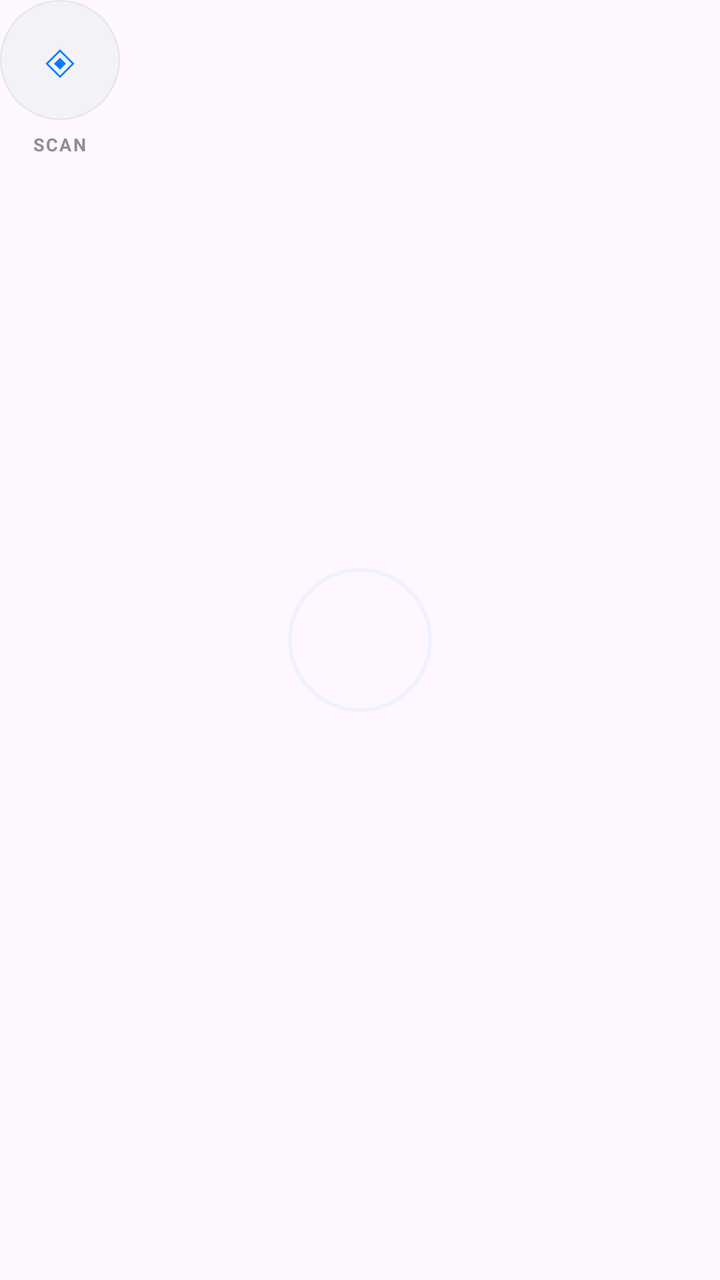
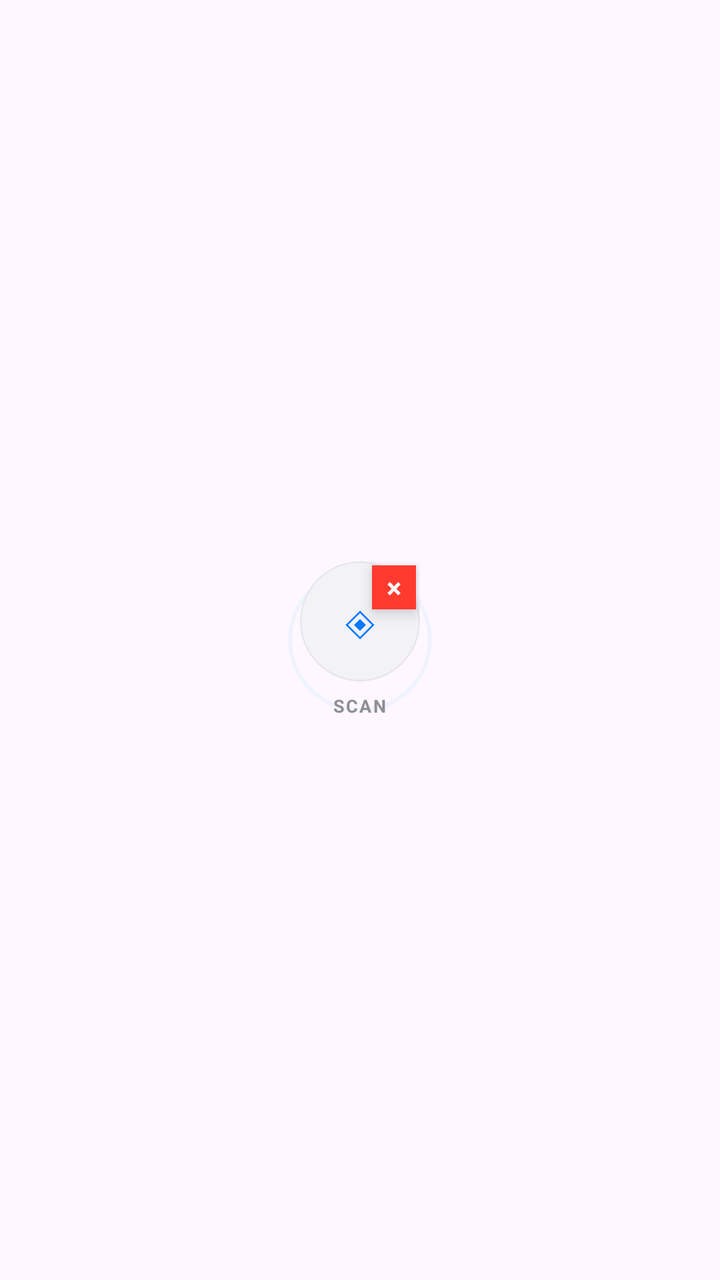

Screens rendered from an Android XML layout before and after an edit, with the pre-edit source and the edit as a unified diff.
<!-- AndroidManifest.xml: application theme Theme.ScamShield -->
<!-- res/layout/view_floating_widget.xml -->
<?xml version="1.0" encoding="utf-8"?>
<FrameLayout xmlns:android="http://schemas.android.com/apk/res/android"
    xmlns:app="http://schemas.android.com/apk/res-auto"
    android:layout_width="wrap_content"
    android:layout_height="wrap_content">

    
    <View
        android:id="@+id/pulseRing"
        android:layout_width="72dp"
        android:layout_height="72dp"
        android:layout_gravity="center"
        android:background="@drawable/pulse_ring"
        android:alpha="0.35"/>

    
    <LinearLayout
        android:orientation="vertical"
        android:gravity="center"
        android:layout_width="wrap_content"
        android:layout_height="wrap_content">

        <com.google.android.material.card.MaterialCardView
            android:id="@+id/bubble"
            android:layout_width="60dp"
            android:layout_height="60dp"
            android:elevation="8dp"
            app:cardCornerRadius="30dp"
            app:cardBackgroundColor="#FFFFFF"
            app:strokeWidth="0.5dp"
            app:strokeColor="#E5E5EA">

            <FrameLayout
                android:layout_width="match_parent"
                android:layout_height="match_parent"
                android:background="@drawable/ios_bubble_bg">

                <TextView
                    android:layout_width="match_parent"
                    android:layout_height="match_parent"
                    android:gravity="center"
                    android:text="◈"
                    android:textSize="24sp"
                    android:textColor="#007AFF"
                    android:fontFamily="sans-serif-medium"/>
            </FrameLayout>
        </com.google.android.material.card.MaterialCardView>

        <TextView
            android:layout_width="wrap_content"
            android:layout_height="wrap_content"
            android:text="SCAN"
            android:textSize="9sp"
            android:textStyle="bold"
            android:letterSpacing="0.08"
            android:textColor="#8E8E93"
            android:layout_marginTop="6dp"/>
    </LinearLayout>

    
    <com.google.android.material.card.MaterialCardView
        android:id="@+id/floatResultCard"
        android:visibility="gone"
        android:layout_width="320dp"
        android:layout_height="wrap_content"
        android:layout_marginTop="86dp"
        app:cardCornerRadius="12dp"
        app:cardElevation="8dp"
        app:strokeWidth="0.5dp"
        app:strokeColor="#E5E5EA">

        <LinearLayout
            android:orientation="vertical"
            android:layout_width="match_parent"
            android:layout_height="wrap_content">

            <LinearLayout
                android:orientation="horizontal"
                android:gravity="center_vertical"
                android:padding="12dp"
                android:background="#FFFFFF"
                android:layout_width="match_parent"
                android:layout_height="wrap_content">

                <TextView
                    android:layout_width="28dp"
                    android:layout_height="28dp"
                    android:background="@color/ios_blue"
                    android:gravity="center"
                    android:text="◈"
                    android:textSize="12sp"
                    android:textColor="#FFFFFF" />

                <LinearLayout
                    android:orientation="vertical"
                    android:layout_marginStart="10dp"
                    android:layout_width="0dp"
                    android:layout_weight="1"
                    android:layout_height="wrap_content">

                    <TextView
                        android:id="@+id/floatOverallRisk"
                        android:textSize="13sp"
                        android:textStyle="bold"
                        android:textColor="#000000"
                        android:letterSpacing="-0.01"
                        android:layout_width="wrap_content"
                        android:layout_height="wrap_content"/>

                    <TextView
                        android:text="ScamShield • On-device"
                        android:textSize="11sp"
                        android:textColor="#8E8E93"
                        android:layout_width="wrap_content"
                        android:layout_height="wrap_content"/>
                </LinearLayout>
            </LinearLayout>

            <View android:layout_width="match_parent" android:layout_height="0.5dp" android:background="#E5E5EA"/>

            <LinearLayout
                android:padding="12dp"
                android:orientation="vertical"
                android:layout_width="match_parent"
                android:layout_height="wrap_content">

                <TextView
                    android:id="@+id/floatReason"
                    android:textSize="13sp"
                    android:textColor="#1C1C1E"
                    android:lineSpacingExtra="2dp"
                    android:layout_width="match_parent"
                    android:layout_height="wrap_content"/>

                <TextView
                    android:id="@+id/floatDetails"
                    android:textSize="11sp"
                    android:textColor="#8E8E93"
                    android:background="#F2F2F7"
                    android:padding="10dp"
                    android:layout_marginTop="10dp"
                    android:layout_width="match_parent"
                    android:layout_height="wrap_content"/>

                <TextView
                    android:id="@+id/floatReportBtn"
                    android:text="Report"
                    android:textSize="14sp"
                    android:textColor="#007AFF"
                    android:gravity="center"
                    android:padding="12dp"
                    android:background="?attr/selectableItemBackground"
                    android:layout_marginTop="8dp"
                    android:layout_width="match_parent"
                    android:layout_height="wrap_content"
                    android:visibility="gone"/>
            </LinearLayout>
        </LinearLayout>
    </com.google.android.material.card.MaterialCardView>

</FrameLayout>
<!-- resources referenced by this layout -->
<resources>
  <color name="ios_blue">#007AFF</color>
  <!-- drawable ios_bubble_bg (drawable) -->
  <?xml version="1.0" encoding="utf-8"?>
  <shape xmlns:android="http://schemas.android.com/apk/res/android" android:shape="oval">
      <solid android:color="#F2F2F7" />
      <stroke android:width="0.5dp" android:color="#E5E5EA" />
  </shape>
  <!-- drawable pulse_ring (drawable) -->
  <?xml version="1.0" encoding="utf-8"?>
  <shape xmlns:android="http://schemas.android.com/apk/res/android" android:shape="oval">
      <solid android:color="#00000000" />
      <stroke android:width="2dp" android:color="#3838BDF8" />
  </shape>
  <style name="Theme.ScamShield" parent="Theme.Material3.Light.NoActionBar">
          <item name="colorPrimary">@color/ios_blue</item>
          <item name="colorSecondary">@color/ios_blue</item>
          <item name="android:statusBarColor">@color/ios_card</item>
          <item name="android:navigationBarColor">@color/ios_bg</item>
          <item name="android:windowLightStatusBar">true</item>
          <item name="android:windowLightNavigationBar">true</item>
      </style>
  <color name="ios_card">#FFFFFF</color>
  <color name="ios_bg">#F2F2F7</color>
</resources>

<!-- the commit's change to res/layout/view_floating_widget.xml (unified diff, before → after) -->
@@ -14,48 +14,70 @@
         android:alpha="0.35"/>
 
     
-    <LinearLayout
-        android:orientation="vertical"
-        android:gravity="center"
+    <FrameLayout
         android:layout_width="wrap_content"
-        android:layout_height="wrap_content">
-
-        <com.google.android.material.card.MaterialCardView
-            android:id="@+id/bubble"
-            android:layout_width="60dp"
-            android:layout_height="60dp"
-            android:elevation="8dp"
-            app:cardCornerRadius="30dp"
-            app:cardBackgroundColor="#FFFFFF"
-            app:strokeWidth="0.5dp"
-            app:strokeColor="#E5E5EA">
-
-            <FrameLayout
-                android:layout_width="match_parent"
-                android:layout_height="match_parent"
-                android:background="@drawable/ios_bubble_bg">
-
-                <TextView
+        android:layout_height="wrap_content"
+        android:layout_gravity="center">
+
+        <LinearLayout
+            android:orientation="vertical"
+            android:gravity="center"
+            android:layout_width="wrap_content"
+            android:layout_height="wrap_content">
+
+            <com.google.android.material.card.MaterialCardView
+                android:id="@+id/bubble"
+                android:layout_width="60dp"
+                android:layout_height="60dp"
+                android:elevation="8dp"
+                app:cardCornerRadius="30dp"
+                app:cardBackgroundColor="#FFFFFF"
+                app:strokeWidth="0.5dp"
+                app:strokeColor="#E5E5EA">
+
+                <FrameLayout
                     android:layout_width="match_parent"
                     android:layout_height="match_parent"
-                    android:gravity="center"
-                    android:text="◈"
-                    android:textSize="24sp"
-                    android:textColor="#007AFF"
-                    android:fontFamily="sans-serif-medium"/>
-            </FrameLayout>
-        </com.google.android.material.card.MaterialCardView>
-
+                    android:background="@drawable/ios_bubble_bg">
+
+                    <TextView
+                        android:layout_width="match_parent"
+                        android:layout_height="match_parent"
+                        android:gravity="center"
+                        android:text="◈"
+                        android:textSize="24sp"
+                        android:textColor="#007AFF"
+                        android:fontFamily="sans-serif-medium"/>
+                </FrameLayout>
+            </com.google.android.material.card.MaterialCardView>
+
+            <TextView
+                android:layout_width="wrap_content"
+                android:layout_height="wrap_content"
+                android:text="SCAN"
+                android:textSize="9sp"
+                android:textStyle="bold"
+                android:letterSpacing="0.08"
+                android:textColor="#8E8E93"
+                android:layout_marginTop="6dp"/>
+        </LinearLayout>
+
+        
         <TextView
-            android:layout_width="wrap_content"
-            android:layout_height="wrap_content"
-            android:text="SCAN"
-            android:textSize="9sp"
+            android:id="@+id/closeBtn"
+            android:layout_width="22dp"
+            android:layout_height="22dp"
+            android:layout_gravity="top|end"
+            android:background="#FF3B30"
+            android:gravity="center"
+            android:text="×"
+            android:textColor="#FFFFFF"
+            android:textSize="14sp"
             android:textStyle="bold"
-            android:letterSpacing="0.08"
-            android:textColor="#8E8E93"
-            android:layout_marginTop="6dp"/>
-    </LinearLayout>
+            android:elevation="4dp"
+            android:layout_marginTop="2dp"
+            android:layout_marginEnd="2dp"/>
+    </FrameLayout>
 
     
     <com.google.android.material.card.MaterialCardView
@@ -114,6 +136,16 @@
                         android:layout_width="wrap_content"
                         android:layout_height="wrap_content"/>
                 </LinearLayout>
+
+                <TextView
+                    android:id="@+id/floatCloseCardBtn"
+                    android:layout_width="28dp"
+                    android:layout_height="28dp"
+                    android:background="#F2F2F7"
+                    android:gravity="center"
+                    android:text="×"
+                    android:textSize="16sp"
+                    android:textColor="#8E8E93"/>
             </LinearLayout>
 
             <View android:layout_width="match_parent" android:layout_height="0.5dp" android:background="#E5E5EA"/>
@@ -154,6 +186,17 @@
                     android:layout_width="match_parent"
                     android:layout_height="wrap_content"
                     android:visibility="gone"/>
+
+                <TextView
+                    android:id="@+id/floatDismissBtn"
+                    android:text="Dismiss"
+                    android:textSize="13sp"
+                    android:textColor="#8E8E93"
+                    android:gravity="center"
+                    android:padding="10dp"
+                    android:layout_marginTop="4dp"
+                    android:layout_width="match_parent"
+                    android:layout_height="wrap_content"/>
             </LinearLayout>
         </LinearLayout>
     </com.google.android.material.card.MaterialCardView>
